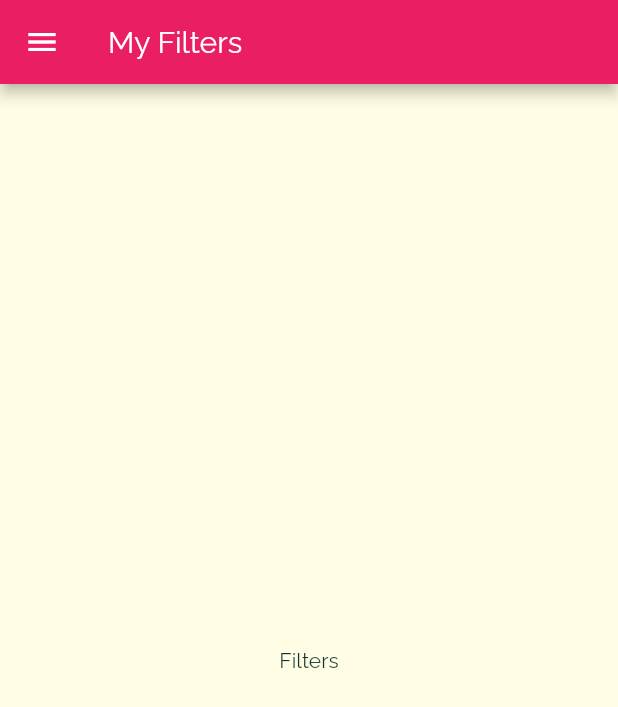
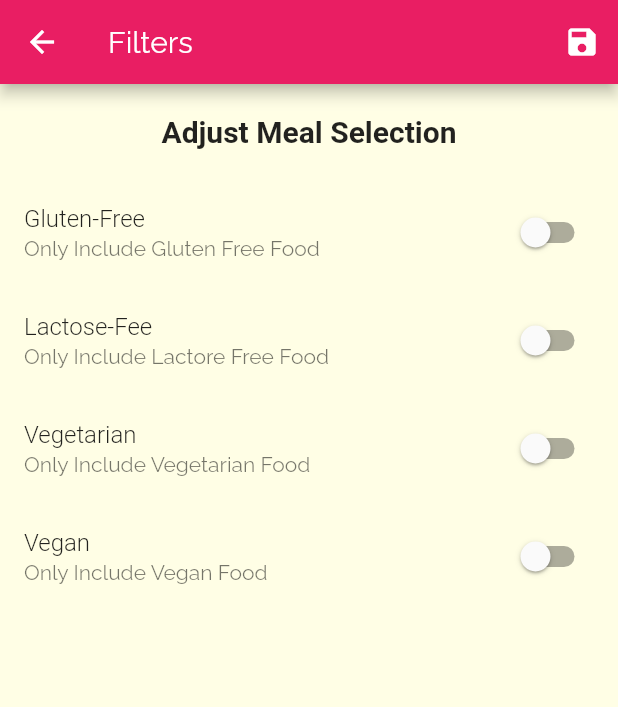
Before and after one commit to rifat0153/Flutter-Meals-App, a Flutter app: the FiltersScreen screen opened by its route, on a phone screen of 412 x 824 dp. Shown: the top 707 px of the screen. Run offline on Flutter 3.47's test engine with Material 2 defaults, Android fonts, the phone set to English and light mode, and no system bars; our stand-ins replace get.

Commit message:
filters implemented

```diff
--- a/lib/main.dart
+++ b/lib/main.dart
@@ -1,5 +1,7 @@
 import 'package:flutter/material.dart';
 import 'package:get/get.dart';
+import 'package:meals/data/dummy_data.dart';
+import 'package:meals/models/meal.dart';
 import 'package:meals/screens/category_meals_screen.dart';
 import 'package:meals/screens/favorites_screen.dart';
 import 'package:meals/screens/filters_screen.dart';
@@ -11,8 +13,44 @@ void main() {
   runApp(MyApp());
 }
 
-class MyApp extends StatelessWidget {
+class MyApp extends StatefulWidget {
   // This widget is the root of your application.
+  @override
+  _MyAppState createState() => _MyAppState();
+}
+
+class _MyAppState extends State<MyApp> {
+  Map<String, bool> _filters = {
+    'gluten': false,
+    'lactose': false,
+    'vegan': false,
+    'vegetarian': false
+  };
+
+  List<Meal> _availableMeals = DUMMY_MEALS;
+
+  void _setFilters(Map<String, bool> filterData) {
+    setState(() {
+      _filters = filterData;
+
+      _availableMeals = DUMMY_MEALS.where((meal) {
+        if (_filters['gluten'] && !meal.isGlutenFree) {
+          return false;
+        }
+        if (_filters['lactose'] && !meal.isLactoseFree) {
+          return false;
+        }
+        if (_filters['vegan'] && !meal.isVegan) {
+          return false;
+        }
+        if (_filters['vegetarian'] && !meal.isVegetarian) {
+          return false;
+        }
+        return true;
+      }).toList();
+    });
+  }
+
   @override
   Widget build(BuildContext context) {
     return GetMaterialApp(
@@ -27,14 +65,11 @@ class MyApp extends StatelessWidget {
             bodyText1: TextStyle(
               color: Color.fromRGBO(20, 51, 51, 1),
             ),
-            bodyText2: TextStyle(
-              color: Color.fromRGBO(20, 51, 51, 1),
-            ),
+            bodyText2: TextStyle(color: Color.fromRGBO(20, 51, 51, 1)),
             headline6: TextStyle(
-              fontSize: 20,
-              fontFamily: 'Roboto',
-              fontWeight: FontWeight.bold,
-            )),
+                fontSize: 20,
+                fontFamily: 'Roboto',
+                fontWeight: FontWeight.bold)),
       ),
       home: TabsScreen(),
       // routes: {
@@ -48,10 +83,10 @@ class MyApp extends StatelessWidget {
       getPages: [
         GetPage(
             name: CategoryMealsScreen.routeName,
-            page: () => CategoryMealsScreen()),
+            page: () => CategoryMealsScreen(_availableMeals)),
         GetPage(name: '/', page: () => TabsScreen()),
         GetPage(name: '/home', page: () => CategoriesScreen()),
-        GetPage(name: '/filters', page: () => FiltersScreen()),
+        GetPage(name: '/filters', page: () => FiltersScreen(_filters ,_setFilters)),
         GetPage(
             name: MealDetailScreen.routeName, page: () => MealDetailScreen()),
       ],
--- a/lib/screens/category_meals_screen.dart
+++ b/lib/screens/category_meals_screen.dart
@@ -1,11 +1,14 @@
 import 'package:flutter/material.dart';
 import 'package:meals/models/meal.dart';
 import 'package:meals/screens/meal_item.dart';
-import '../data/dummy_data.dart';
 import 'package:get/get.dart';
 
 class CategoryMealsScreen extends StatefulWidget {
   static const routeName = '/category-meals';
+
+  final List<Meal> availableMeals;
+
+  CategoryMealsScreen(this.availableMeals);
 
   @override
   _CategoryMealsScreenState createState() => _CategoryMealsScreenState();
@@ -21,7 +24,7 @@ class _CategoryMealsScreenState extends State<CategoryMealsScreen> {
 
     categoryTitle = routeArgs['title'];
     final categoryId = routeArgs['id'];
-    displayedMeals = DUMMY_MEALS.where((meals) {
+    displayedMeals = widget.availableMeals.where((meals) {
       return meals.categories.contains(categoryId);
     }).toList();
     super.initState();
--- a/lib/screens/filters_screen.dart
+++ b/lib/screens/filters_screen.dart
@@ -1,15 +1,107 @@
 import 'package:flutter/material.dart';
-import 'package:meals/widget/main_drawer.dart';
 
-class FiltersScreen extends StatelessWidget {
+class FiltersScreen extends StatefulWidget {
   static const routeName = '/filters';
+
+  final Function saveFilters;
+  final Map<String, bool> currentFilters;
+
+  FiltersScreen(this.currentFilters, this.saveFilters);
+
+  @override
+  _FiltersScreenState createState() => _FiltersScreenState();
+}
+
+class _FiltersScreenState extends State<FiltersScreen> {
+  bool _glutenFree = false;
+  bool _vegetarian = false;
+  bool _vegan = false;
+  bool _lactoseFree = false;
+
+  @override
+  void initState() {
+    _glutenFree = widget.currentFilters['gluten'];
+    _lactoseFree = widget.currentFilters['lactose'];
+    _vegan = widget.currentFilters['vegan'];
+    _vegetarian = widget.currentFilters['vegetarian'];
+    super.initState();
+  }
+
+  Widget _buildSwitchTile(
+    String title,
+    String subtitle,
+    bool value,
+    Function handler,
+  ) {
+    return SwitchListTile(
+      title: Text(title),
+      value: value,
+      subtitle: Text(subtitle),
+      onChanged: handler,
+    );
+  }
+
   @override
   Widget build(BuildContext context) {
     return Scaffold(
-      appBar: AppBar(title: Text('My Filters')),
-      drawer: MainDrawer(),
-      body: Center(
-        child: Text('Filters'),
+      appBar: AppBar(
+        title: Text('Filters'),
+        actions: [
+          IconButton(
+            icon: Icon(Icons.save),
+            onPressed: () {
+              final selectedFilters = {
+                'gluten': _glutenFree,
+                'lactose': _lactoseFree,
+                'vegan': _vegan,
+                'vegetarian': _vegetarian
+              };
+
+              widget.saveFilters(selectedFilters);
+            },
+          )
+        ],
+      ),
+      body: Column(
+        children: <Widget>[
+          Container(
+            padding: EdgeInsets.all(20),
+            child: Text('Adjust Meal Selection',
+                style: Theme.of(context).textTheme.headline6),
+          ),
+          Expanded(
+            child: ListView(
+              children: [
+                _buildSwitchTile(
+                    'Gluten-Free', 'Only Include Gluten Free Food', _glutenFree,
+                    (newValue) {
+                  setState(() {
+                    _glutenFree = newValue;
+                  });
+                }),
+                _buildSwitchTile('Lactose-Fee',
+                    'Only Include Lactore Free Food', _lactoseFree, (newValue) {
+                  setState(() {
+                    _lactoseFree = newValue;
+                  });
+                }),
+                _buildSwitchTile(
+                    'Vegetarian', 'Only Include Vegetarian Food', _vegetarian,
+                    (newValue) {
+                  setState(() {
+                    _vegetarian = newValue;
+                  });
+                }),
+                _buildSwitchTile('Vegan', 'Only Include Vegan Food', _vegan,
+                    (newValue) {
+                  setState(() {
+                    _vegan = newValue;
+                  });
+                }),
+              ],
+            ),
+          )
+        ],
       ),
     );
   }
--- a/lib/widget/main_drawer.dart
+++ b/lib/widget/main_drawer.dart
@@ -45,7 +45,7 @@ class MainDrawer extends StatelessWidget {
             title: 'Filters',
             icons: Icons.settings,
             tapHandler: () {
-              Get.offNamed(FiltersScreen.routeName);
+              Get.toNamed(FiltersScreen.routeName);
             },
           ),
         ],
```
